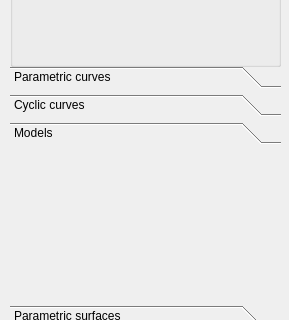
First picture: the form in GUI/SideWidget.ui, repository SzaszSzilard/BBTE-Graphics, before the edit; both pictures show x 0 to 289 and y 194 to 514 of the 289 by 649 pixel window.
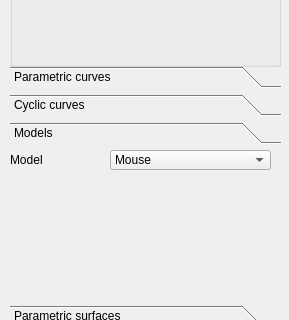
Second picture: the form after the edit. The open tabs and pages were chosen to show the change.

Commit message: Models/Parametric surfaces implemented + UI. The last source codes added.

What changed in the file:
```diff
--- a/GUI/SideWidget.ui
+++ b/GUI/SideWidget.ui
@@ -355,6 +355,47 @@
     <attribute name="label">
      <string>Models</string>
     </attribute>
+    <widget class="QLabel" name="label_11">
+     <property name="geometry">
+      <rect>
+       <x>0</x>
+       <y>0</y>
+       <width>101</width>
+       <height>20</height>
+      </rect>
+     </property>
+     <property name="text">
+      <string>Model</string>
+     </property>
+     <property name="buddy">
+      <cstring>pc_combo</cstring>
+     </property>
+    </widget>
+    <widget class="QComboBox" name="mo_combo">
+     <property name="geometry">
+      <rect>
+       <x>100</x>
+       <y>0</y>
+       <width>161</width>
+       <height>20</height>
+      </rect>
+     </property>
+     <item>
+      <property name="text">
+       <string>Mouse</string>
+      </property>
+     </item>
+     <item>
+      <property name="text">
+       <string>Elephant</string>
+      </property>
+     </item>
+     <item>
+      <property name="text">
+       <string>Sphere</string>
+      </property>
+     </item>
+    </widget>
    </widget>
    <widget class="QWidget" name="page_4">
     <attribute name="label">
```
Left out of the diff: 10 changed lines with no effect on the pictures. The commit also changes 12 other files.
